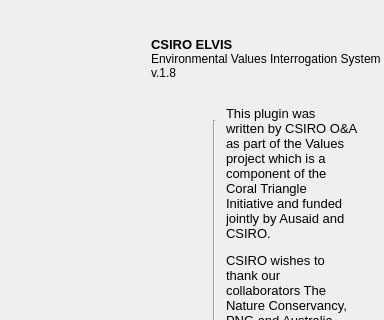
This is ELVIS_prog_info.ui in csiro-chris-m/marine_values as Qt 5 draws it before an edit; both pictures show x 0 to 384 and y 0 to 320 of the 384 by 613 pixel window. The edited form follows.
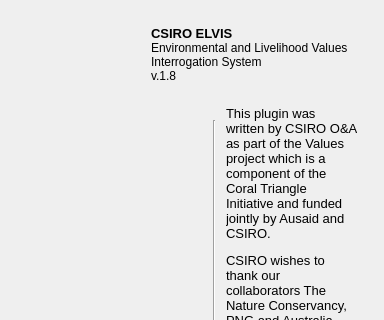
This is the edited form. Icons and pictures are not drawn.

Commit message: Save sel dialog improvements

```diff
--- a/ELVIS_prog_info.ui
+++ b/ELVIS_prog_info.ui
@@ -33,13 +33,13 @@
    <property name="geometry">
     <rect>
      <x>151</x>
-     <y>33</y>
+     <y>24</y>
      <width>241</width>
-     <height>51</height>
+     <height>61</height>
     </rect>
    </property>
    <property name="text">
-    <string>&lt;html&gt;&lt;head/&gt;&lt;body&gt;&lt;p&gt;&lt;span style=&quot; font-size:10pt; font-weight:600;&quot;&gt;CSIRO ELVIS&lt;br/&gt;&lt;/span&gt;Environmental Values Interrogation System&lt;br/&gt;v.1.8&lt;/p&gt;&lt;/body&gt;&lt;/html&gt;</string>
+    <string>&lt;html&gt;&lt;head/&gt;&lt;body&gt;&lt;p&gt;&lt;span style=&quot; font-size:10pt; font-weight:600;&quot;&gt;CSIRO ELVIS&lt;br/&gt;&lt;/span&gt;Environmental and Livelihood Values &lt;br/&gt;Interrogation System&lt;br/&gt;v.1.8&lt;/p&gt;&lt;/body&gt;&lt;/html&gt;</string>
    </property>
   </widget>
   <widget class="Line" name="line">
```
The commit also changes 2 other files.
